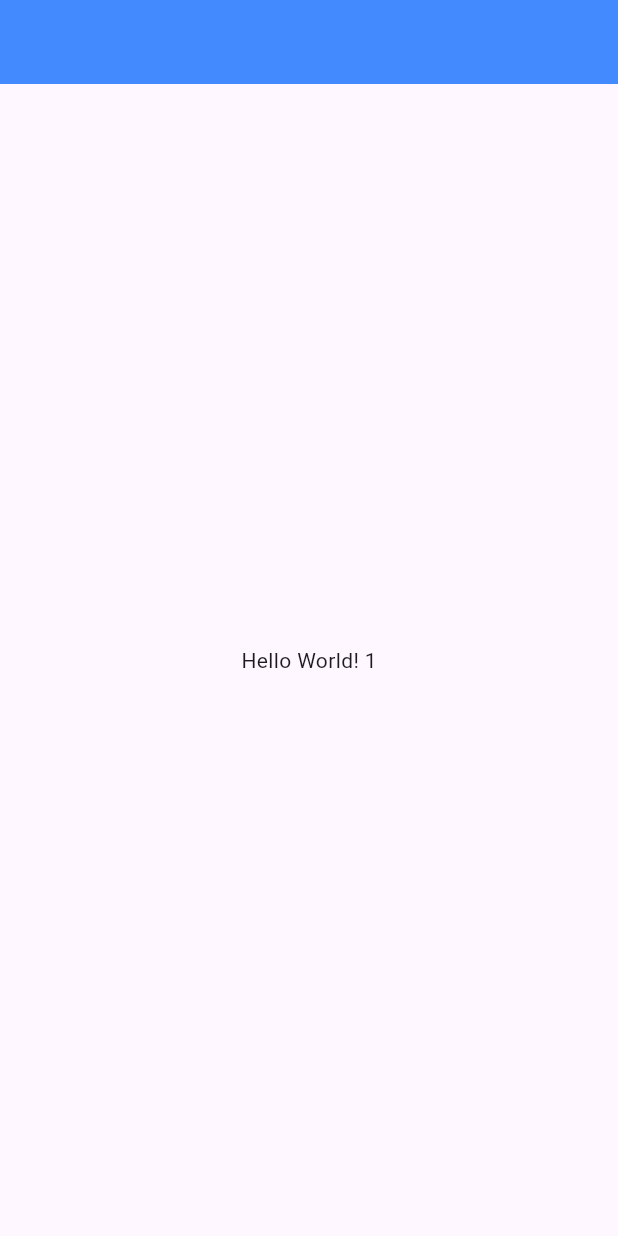
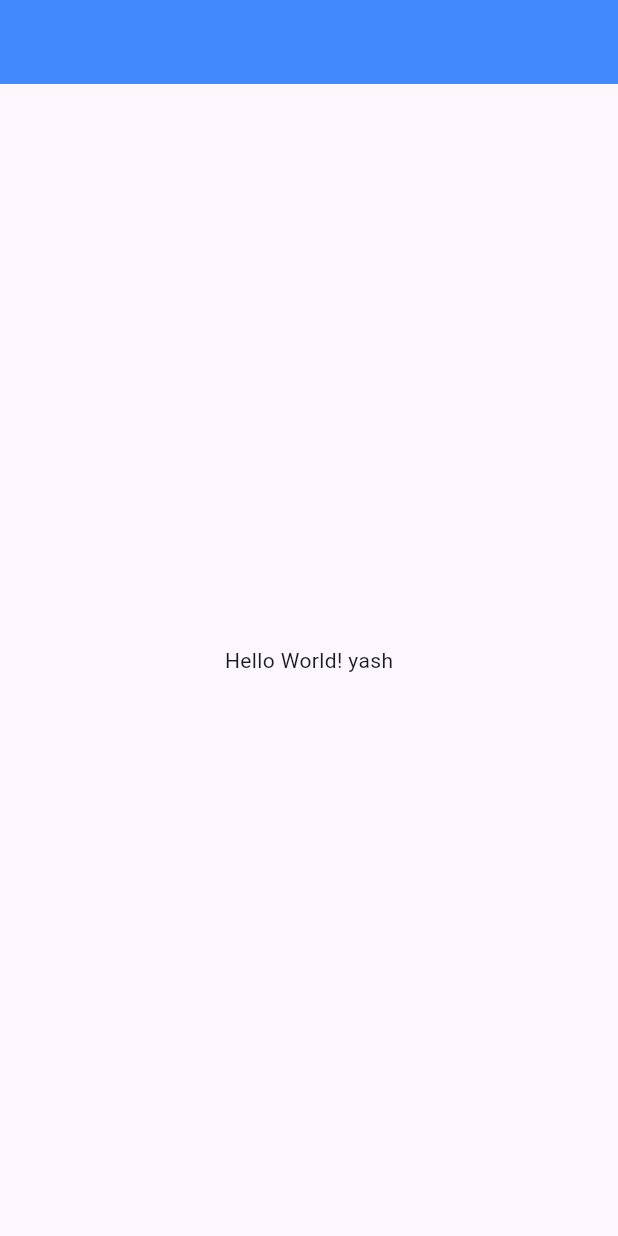
Before and after one commit to adityaandhale30/git_trial, a Flutter app: the screen it shows after launch, on a phone screen of 412 x 824 dp. Run offline on Flutter 3.47's test engine with Material 3 defaults, Android fonts, the phone set to English and light mode, and no system bars.

Commit message:
change from yash 1

```diff
--- a/lib/main.dart
+++ b/lib/main.dart
@@ -15,7 +15,7 @@ class MainApp extends StatelessWidget {
           backgroundColor: Colors.blueAccent,
         ),
         body: Center(
-          child: Text('Hello World! 1'),
+          child: Text('Hello World! yash'),
         ),
       ),
     );
```
